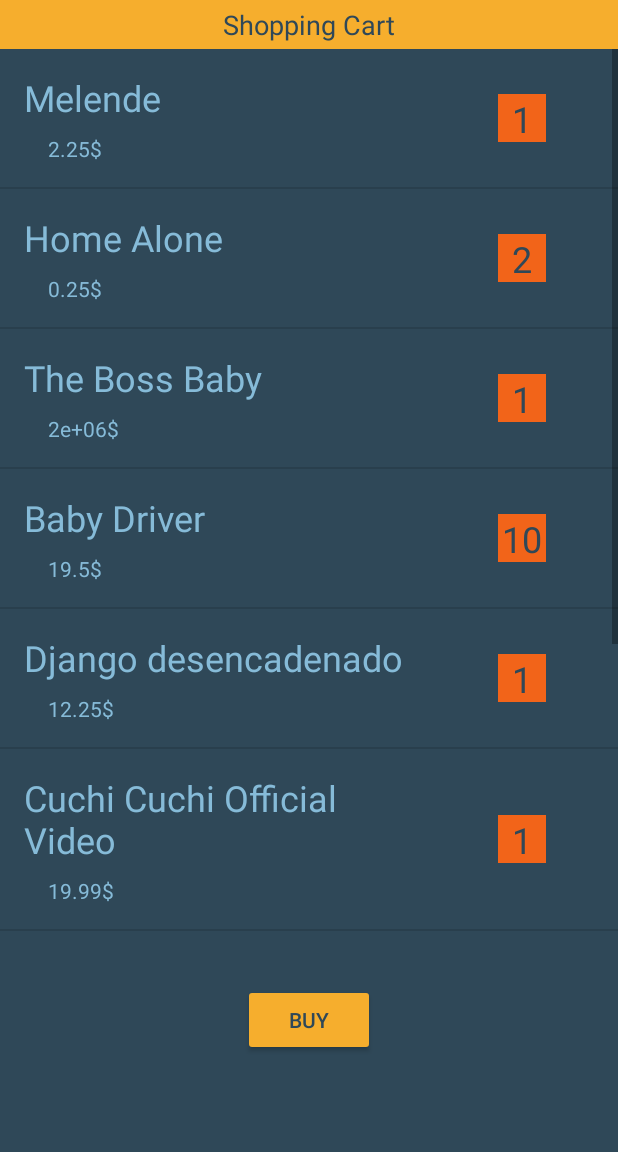
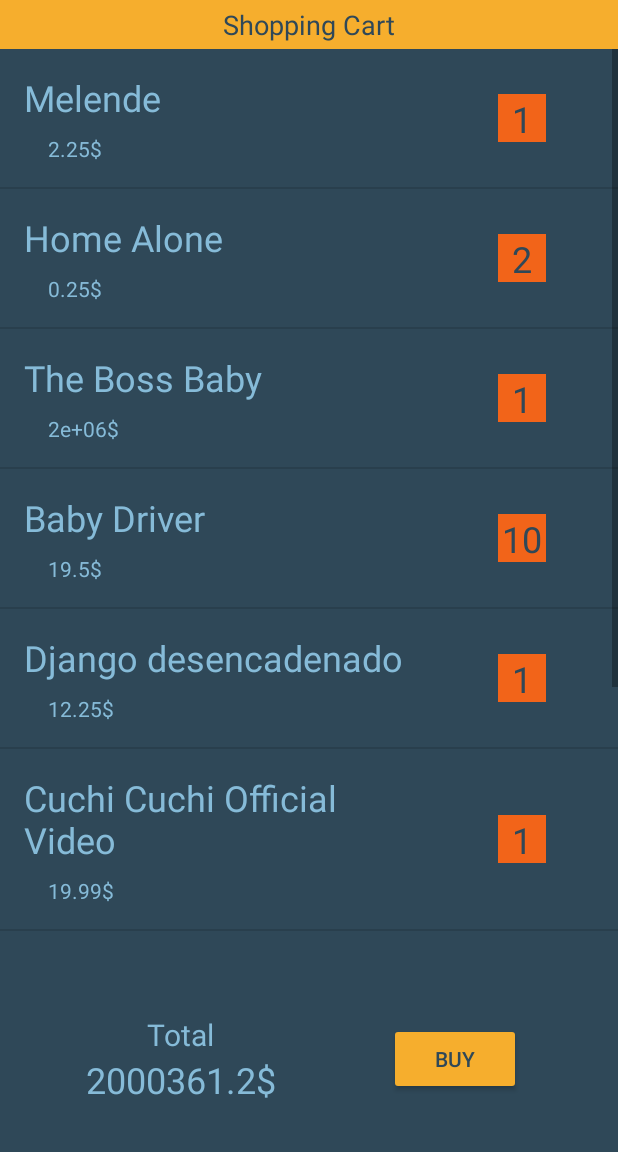
Before and after one commit to JavsJavs/Digital-Store-Android-App, an Android app: the ShoppingCart screen opened directly, with no data from a screen before it, on a phone screen of 412 x 824 dp, the part 84-1236 px from its top. Run offline under Robolectric (Android 15) with nearby library versions, the phone set to English and light mode, and no system bars.

Commit message:
Updated price on shopping cart screen, buttons improves on buy screen and detail view

```diff
--- a/app/src/main/java/com/example/practica2/cart/ShoppingCart.java
+++ b/app/src/main/java/com/example/practica2/cart/ShoppingCart.java
@@ -1,17 +1,27 @@
 package com.example.practica2.cart;
 
 import android.content.Intent;
+import android.content.res.ColorStateList;
+import android.database.Cursor;
+import android.database.sqlite.SQLiteDatabase;
+import android.os.Build;
 import android.os.Bundle;
+import android.util.Log;
 import android.view.View;
 import android.widget.Button;
 import android.widget.TextView;
 
+import androidx.annotation.RequiresApi;
 import androidx.appcompat.app.AppCompatActivity;
 
 import com.example.practica2.MainActivity;
 import com.example.practica2.R;
+import com.example.practica2.database.FilmDataHelper;
 
 public class ShoppingCart extends AppCompatActivity {
+    private Button buyButton;
+
+    @RequiresApi(api = Build.VERSION_CODES.LOLLIPOP)
     @Override
     protected void onCreate(Bundle savedInstanceState) {
         super.onCreate(savedInstanceState);
@@ -26,13 +36,14 @@ public class ShoppingCart extends AppCompatActivity {
             }
         });
 
-        Button buyButton = findViewById(R.id.buyButton);
+        this.buyButton = findViewById(R.id.buyButton);
         buyButton.setOnClickListener(new View.OnClickListener() {
             @Override
             public void onClick(View v) {
                 buyClick(v);
             }
         });
+        updatePrice();
     }
 
     private void homeClick(View v) {
@@ -41,7 +52,42 @@ public class ShoppingCart extends AppCompatActivity {
     }
 
     private void buyClick(View v) {
-        Intent intent = new Intent(this, ProcessCart.class);
-        startActivity(intent);
+        if(getPrice() > 0) {
+            Intent intent = new Intent(this, ProcessCart.class);
+            startActivity(intent);
+        }
+    }
+
+    @RequiresApi(api = Build.VERSION_CODES.LOLLIPOP)
+    private void updatePrice() {
+        TextView totalPrice = findViewById(R.id.totalNumber);
+        float currentPrice = getPrice();
+        totalPrice.setText(String.valueOf(currentPrice));
+        if (currentPrice == 0.00) {
+            this.buyButton.setBackgroundTintList(ColorStateList.valueOf(getResources().getColor(R.color.primary_super_dark)));
+            this.buyButton.setClickable(false);
+        } else {
+            this.buyButton.setBackgroundTintList(ColorStateList.valueOf(getResources().getColor(R.color.secondary_light)));
+            this.buyButton.setClickable(true);
+        }
+    }
+
+    private float getPrice() {
+        float price = 0;
+        FilmDataHelper filmDbHelper = new FilmDataHelper(this);
+        SQLiteDatabase db = filmDbHelper.getReadableDatabase();
+        Cursor cursor = db.query("FILMS",
+                new String[]{"_id", "NAME", "DESCRIPTION", "PRICE", "PLATFORM", "IMAGE_ID", "IS_NEW", "BOUGHT", "OFFER"},
+                "bought > ?",
+                new String[]{"0"},
+                null, null, null);
+        cursor.moveToFirst();
+        for (int i = 0; i < cursor.getCount(); i++) {
+            Log.e("Shopping cart", String.valueOf(price));
+            price += cursor.getFloat(FilmDataHelper.filmTable.PRICE) * cursor.getInt(FilmDataHelper.filmTable.BOUGHT);
+            cursor.moveToNext();
+        }
+        Log.e("Shopping cart", String.valueOf(price));
+        return price;
     }
 }
--- a/app/src/main/java/com/example/practica2/pages/FilmDetail.java
+++ b/app/src/main/java/com/example/practica2/pages/FilmDetail.java
@@ -3,9 +3,11 @@ package com.example.practica2.pages;
 import android.annotation.SuppressLint;
 import android.content.ContentValues;
 import android.content.Intent;
+import android.content.res.ColorStateList;
 import android.database.Cursor;
 import android.database.sqlite.SQLiteDatabase;
 import android.database.sqlite.SQLiteOpenHelper;
+import android.os.Build;
 import android.os.Bundle;
 import android.util.Log;
 import android.view.View;
@@ -13,6 +15,7 @@ import android.widget.Button;
 import android.widget.ImageView;
 import android.widget.TextView;
 
+import androidx.annotation.RequiresApi;
 import androidx.appcompat.app.AppCompatActivity;
 
 import com.example.practica2.R;
@@ -22,7 +25,10 @@ public class FilmDetail extends AppCompatActivity {
     private int currentItems;
     private int id;
     private float price;
+    Button addFilmButton;
+    Button removeFilmButton;
 
+    @RequiresApi(api = Build.VERSION_CODES.LOLLIPOP)
     @SuppressLint("SetTextI18n")
     @Override
     public void onCreate(Bundle savedInstanceState) {
@@ -72,9 +78,8 @@ public class FilmDetail extends AppCompatActivity {
         } catch (Exception e) {
             Log.e("filmDetail", "catched");
         }
-        updateItemsBought();
-        Button addFilmButton = findViewById(R.id.itemDetailAdd);
-        Button removeFilmButton = findViewById(R.id.itemDetailRemove);
+        this.addFilmButton = findViewById(R.id.itemDetailAdd);
+        this.removeFilmButton = findViewById(R.id.itemDetailRemove);
         addFilmButton.setOnClickListener(new View.OnClickListener() {
             @Override
             public void onClick(View v) {
@@ -87,8 +92,10 @@ public class FilmDetail extends AppCompatActivity {
                 changeNumberFilm(-1);
             }
         });
+        updateItemsBought();
     }
 
+    @RequiresApi(api = Build.VERSION_CODES.LOLLIPOP)
     private void changeNumberFilm(int sign) {
         int nextItems;
         ContentValues filmValues = new ContentValues();
@@ -116,7 +123,15 @@ public class FilmDetail extends AppCompatActivity {
         updateItemsBought();
     }
 
+    @RequiresApi(api = Build.VERSION_CODES.LOLLIPOP)
     private void updateItemsBought(){
+        if (this.currentItems == 0) {
+            this.removeFilmButton.setBackgroundTintList(ColorStateList.valueOf(getResources().getColor(R.color.primary_super_dark)));
+            this.removeFilmButton.setClickable(false);
+        } else {
+            this.removeFilmButton.setBackgroundTintList(ColorStateList.valueOf(getResources().getColor(R.color.secondary_light)));
+            this.removeFilmButton.setClickable(true);
+        }
         ((TextView) findViewById(R.id.itemDetailBought)).setText(String.valueOf(this.currentItems));
         updateTotalCost();
     }
--- a/app/src/main/res/layout/item_detail.xml
+++ b/app/src/main/res/layout/item_detail.xml
@@ -238,7 +238,7 @@
         android:layout_width="wrap_content"
         android:layout_height="wrap_content"
         android:layout_marginTop="16dp"
-        android:text="Total"
+        android:text="@string/sample_text"
         android:textSize="20sp"
         app:layout_constraintEnd_toEndOf="@+id/itemDetailBought"
         app:layout_constraintStart_toStartOf="@+id/itemDetailBought"
--- a/app/src/main/res/layout/main_cart.xml
+++ b/app/src/main/res/layout/main_cart.xml
@@ -67,7 +67,7 @@
             android:layout_width="0dp"
             android:layout_height="0dp"
             android:layout_marginBottom="32dp"
-            app:layout_constraintBottom_toTopOf="@+id/buyButton"
+            app:layout_constraintBottom_toTopOf="@+id/linearLayout2"
             app:layout_constraintEnd_toEndOf="parent"
             app:layout_constraintStart_toStartOf="parent"
             app:layout_constraintTop_toBottomOf="@+id/constraintLayout" />
@@ -76,13 +76,58 @@
             android:id="@+id/buyButton"
             android:layout_width="wrap_content"
             android:layout_height="wrap_content"
-            android:layout_marginBottom="64dp"
             android:backgroundTint="@color/secondary_light"
             android:text="@string/buy"
             android:textColor="@color/primary_dark"
+            app:layout_constraintBottom_toBottomOf="@+id/linearLayout2"
+            app:layout_constraintEnd_toEndOf="parent"
+            app:layout_constraintHorizontal_bias="0.8"
+            app:layout_constraintStart_toStartOf="parent"
+            app:layout_constraintTop_toTopOf="@+id/linearLayout2"
+            tools:targetApi="lollipop" />
+
+        <LinearLayout
+            android:id="@+id/linearLayout2"
+            android:layout_width="wrap_content"
+            android:layout_height="wrap_content"
+            android:layout_marginBottom="32dp"
+            android:orientation="vertical"
             app:layout_constraintBottom_toBottomOf="parent"
             app:layout_constraintEnd_toEndOf="parent"
+            app:layout_constraintHorizontal_bias="0.2"
             app:layout_constraintStart_toStartOf="parent"
-            tools:targetApi="lollipop" />
+            android:gravity="center">
+
+            <TextView
+                android:id="@+id/totalText2"
+                android:layout_width="wrap_content"
+                android:layout_height="wrap_content"
+                android:text="@string/total"
+                android:textSize="20sp" />
+
+            <LinearLayout
+                android:id="@+id/linearLayout"
+                android:layout_width="wrap_content"
+                android:layout_height="wrap_content"
+                android:orientation="horizontal">
+
+                <TextView
+                    android:id="@+id/totalNumber"
+                    android:layout_width="wrap_content"
+                    android:layout_height="wrap_content"
+                    android:text="@string/sample_number"
+                    android:textSize="24sp" />
+
+                <TextView
+                    android:id="@+id/totalDollar"
+                    android:layout_width="wrap_content"
+                    android:layout_height="wrap_content"
+                    android:text="@string/dollar"
+                    android:textSize="24sp" />
+            </LinearLayout>
+
+        </LinearLayout>
+
     </androidx.constraintlayout.widget.ConstraintLayout>
+
 </androidx.constraintlayout.widget.ConstraintLayout>
--- a/app/src/main/res/values/strings.xml
+++ b/app/src/main/res/values/strings.xml
@@ -28,6 +28,7 @@
     <string name="button_add_text">Add 1</string>
     <string name="button_remove_text">Remove 1</string>
     <string name="buy">Buy</string>
+    <string name="total">Total</string>
     <string name="pay_method">Payment Method</string>
 
     <string name="address">Address</string>
```
